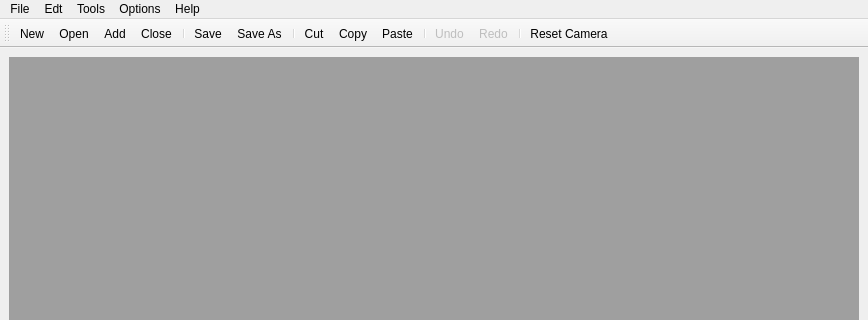
Qt form src/mainapplicationform.ui (tapple/animik) before a commit; both pictures show x 0 to 868 and y 0 to 320 of the 868 by 713 pixel window.
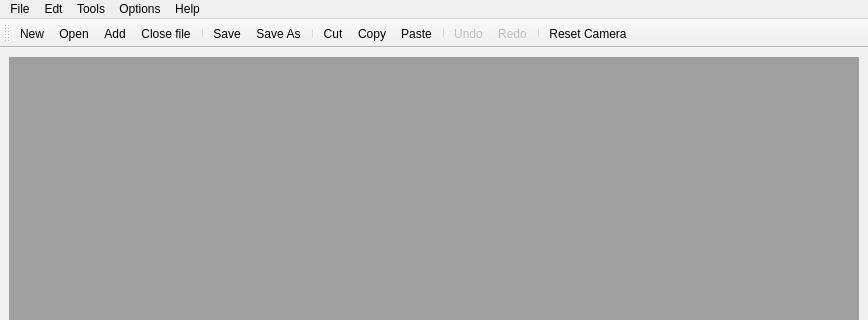
The same form after that commit. Icons and pictures are not drawn.

Diff of the .ui file:
```diff
--- a/src/mainapplicationform.ui
+++ b/src/mainapplicationform.ui
@@ -373,7 +373,7 @@
      <normaloff>:/icons/icons/delete.png</normaloff>:/icons/icons/delete.png</iconset>
    </property>
    <property name="text">
-    <string>Close</string>
+    <string>Close file</string>
    </property>
    <property name="shortcut">
     <string>Ctrl+W</string>
```
